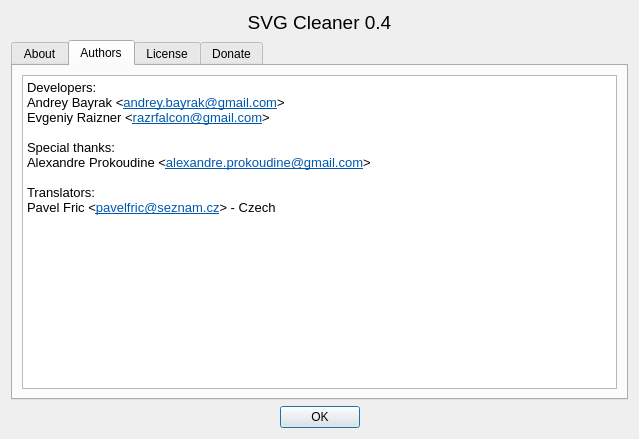
First picture: the form in src/aboutdialog.ui, repository RazrFalcon/svgcleaner, before the edit.
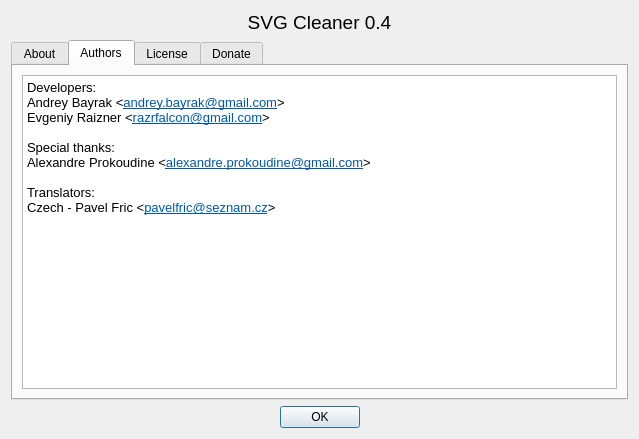
Second picture: the form after the edit. The open tabs and pages were chosen to show the change.

The edit to the form file:
```diff
--- a/src/aboutdialog.ui
+++ b/src/aboutdialog.ui
@@ -80,7 +80,7 @@
 &lt;p style=&quot; margin-top:0px; margin-bottom:0px; margin-left:0px; margin-right:0px; -qt-block-indent:0; text-indent:0px;&quot;&gt;Alexandre Prokoudine &amp;lt;&lt;a href=&quot;alexandre.prokoudine@gmail.com&quot;&gt;&lt;span style=&quot; text-decoration: underline; color:#0057ae;&quot;&gt;alexandre.prokoudine@gmail.com&lt;/span&gt;&lt;/a&gt;&amp;gt;&lt;/p&gt;
 &lt;p style=&quot;-qt-paragraph-type:empty; margin-top:0px; margin-bottom:0px; margin-left:0px; margin-right:0px; -qt-block-indent:0; text-indent:0px;&quot;&gt;&lt;br /&gt;&lt;/p&gt;
 &lt;p style=&quot; margin-top:0px; margin-bottom:0px; margin-left:0px; margin-right:0px; -qt-block-indent:0; text-indent:0px;&quot;&gt;Translators:&lt;/p&gt;
-&lt;p style=&quot; margin-top:0px; margin-bottom:0px; margin-left:0px; margin-right:0px; -qt-block-indent:0; text-indent:0px;&quot;&gt;Pavel Fric &amp;lt;&lt;a href=&quot;pavelfric@seznam.cz&quot;&gt;&lt;span style=&quot; text-decoration: underline; color:#0057ae;&quot;&gt;pavelfric@seznam.cz&lt;/span&gt;&lt;/a&gt;&amp;gt; - Czech&lt;/p&gt;&lt;/body&gt;&lt;/html&gt;</string>
+&lt;p style=&quot; margin-top:0px; margin-bottom:0px; margin-left:0px; margin-right:0px; -qt-block-indent:0; text-indent:0px;&quot;&gt;Czech - Pavel Fric &amp;lt;&lt;a href=&quot;pavelfric@seznam.cz&quot;&gt;&lt;span style=&quot; text-decoration: underline; color:#0057ae;&quot;&gt;pavelfric@seznam.cz&lt;/span&gt;&lt;/a&gt;&amp;gt;&lt;/p&gt;&lt;/body&gt;&lt;/html&gt;</string>
          </property>
         </widget>
        </item>
```
